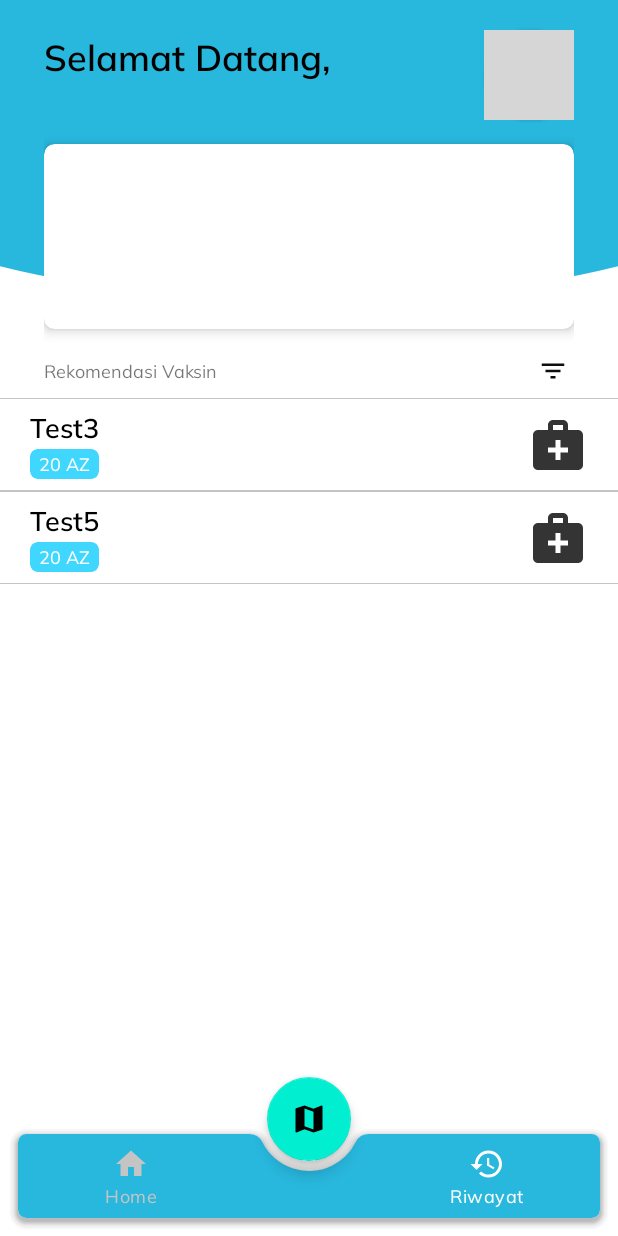
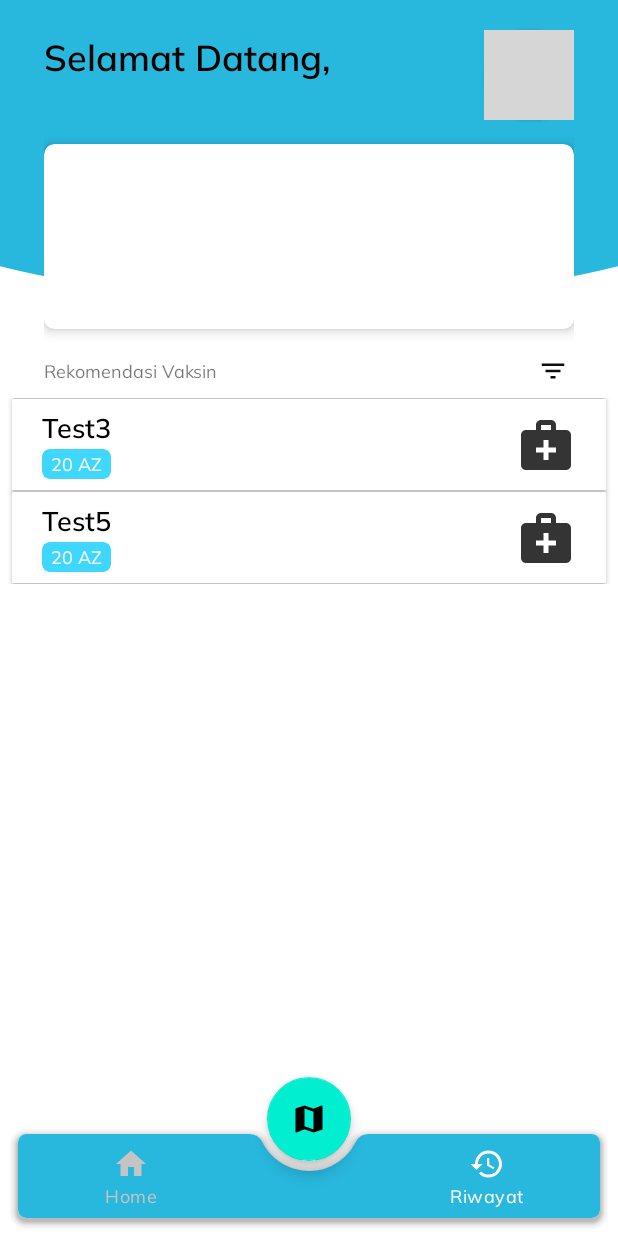
Before and after one commit to mutakin-san/valo.ai, an Android app: the screen it shows after launch once a user with an empty profile is signed in (DashboardActivity), item 3 of the bottom bar chosen, on a phone screen of 412 x 824 dp. Run offline under Robolectric (Android 15) with nearby library versions, the phone set to English and light mode, and no system bars; our stand-ins replace Firebase (no records; nobody signed in at launch, a user with empty details on screens opened directly); pictures from the network do not load; 1 statement that could not run was skipped; grey boxes are pictures that could not be loaded.

```diff
--- a/app/src/main/res/layout/list_item_riwayat.xml
+++ b/app/src/main/res/layout/list_item_riwayat.xml
@@ -1,6 +1,10 @@
 <?xml version="1.0" encoding="utf-8"?>
-<androidx.constraintlayout.widget.ConstraintLayout xmlns:android="http://schemas.android.com/apk/res/android"
+<androidx.cardview.widget.CardView xmlns:android="http://schemas.android.com/apk/res/android"
     xmlns:app="http://schemas.android.com/apk/res-auto"
+    android:layout_width="match_parent"
+    android:layout_marginHorizontal="8dp"
+    android:layout_height="wrap_content">
+<androidx.constraintlayout.widget.ConstraintLayout
     android:layout_width="match_parent"
     android:layout_height="wrap_content">
 
@@ -71,3 +75,4 @@
         app:layout_constraintTop_toTopOf="parent" />
 
 </androidx.constraintlayout.widget.ConstraintLayout>
+</androidx.cardview.widget.CardView>
```
Also changed, not shown: app/src/main/java/com/capstone/valoai/features/dashboard/presentations/DashboardActivity.kt (+0 -17 lines), app/src/main/res/layout/list_item_fakes.xml (+29 -27 lines).
